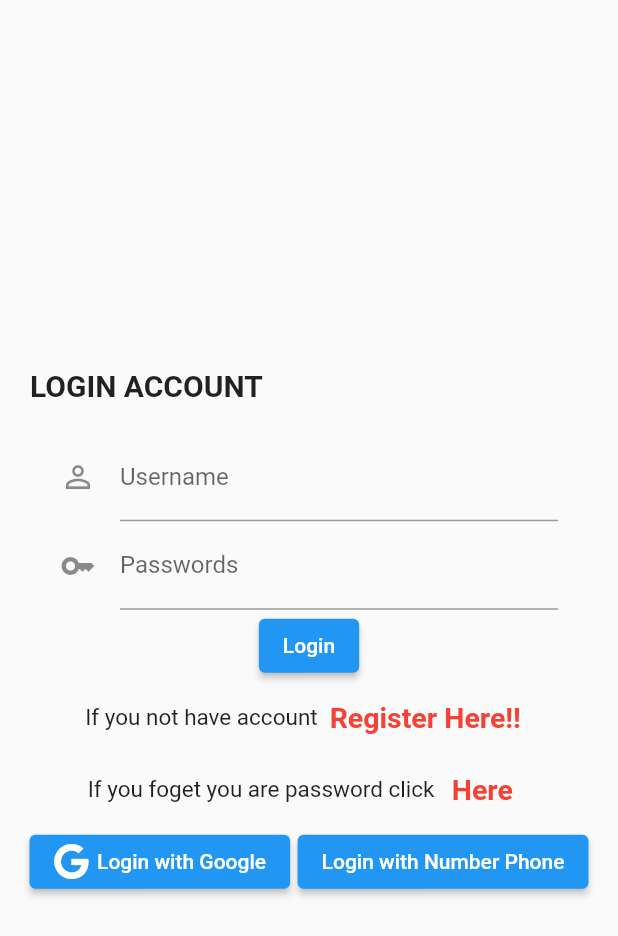
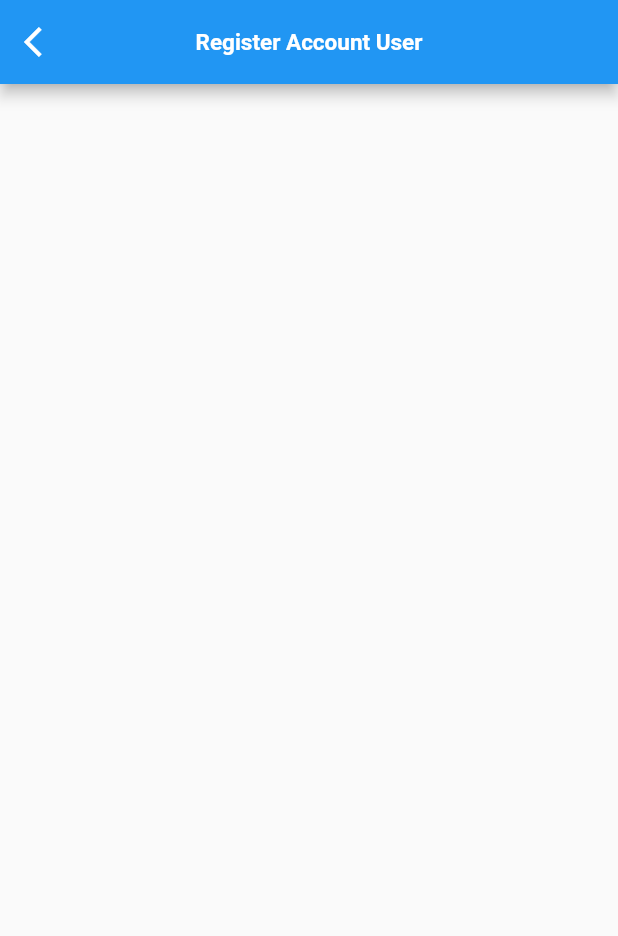
Before and after one commit to Thongek-wpm/flutter_application_login, a Flutter app: the screen it shows after launch, after a tap on "Register Here!!", on a phone screen of 412 x 824 dp. Shown: the top 936 px of the screen. Run offline on Flutter 3.47's test engine with Material 2 defaults, Android fonts, the phone set to English and light mode, and no system bars; our stand-ins replace font_awesome_flutter.

Commit message:
add&updata registerUi

```diff
--- a/lib/screens/login_ui.dart
+++ b/lib/screens/login_ui.dart
@@ -1,6 +1,7 @@
 // ignore_for_file: prefer_const_constructors, duplicate_ignore, unused_import, prefer_typing_uninitialized_variables
 import 'package:flutter/material.dart';
 import 'package:flutter_application_foods/screens/forgot_ui.dart';
+import 'package:flutter_application_foods/screens/register_ui.dart';
 import 'package:font_awesome_flutter/font_awesome_flutter.dart';
 import 'package:flutter_application_foods/src/conroller.dart';
 
@@ -12,7 +13,6 @@ class LoginUi extends StatefulWidget {
 }
 
 class _LoginUiState extends State<LoginUi> {
-
   @override
   Widget build(BuildContext context) {
     var usernameCon;
@@ -82,7 +82,14 @@ class _LoginUiState extends State<LoginUi> {
                 ),
               ),
               TextButton(
-                onPressed: () {},
+                onPressed: () {
+                  Navigator.push(
+                    context,
+                    MaterialPageRoute(
+                      builder: (context) => const RegisterUi(),
+                    ),
+                  );
+                },
                 child: Text(
                   "Register Here!!",
                   style: TextStyle(
--- /dev/null
+++ b/lib/screens/register_ui.dart
@@ -0,0 +1,29 @@
+import 'package:flutter/material.dart';
+
+class RegisterUi extends StatefulWidget {
+  const RegisterUi({super.key});
+
+  @override
+  State<RegisterUi> createState() => _RegisterUiState();
+}
+
+class _RegisterUiState extends State<RegisterUi> {
+  @override
+  Widget build(BuildContext context) {
+    return Scaffold(
+      appBar: AppBar(
+        leading: IconButton(
+          icon: const Icon(Icons.arrow_back_ios),
+          onPressed: () {
+            Navigator.pop(context);
+          },
+        ),
+        title: const Text(
+          "Register Account User",
+          style: TextStyle(fontSize: 15, fontWeight: FontWeight.bold),
+        ),
+        centerTitle: true,
+      ),
+    );
+  }
+}
```
